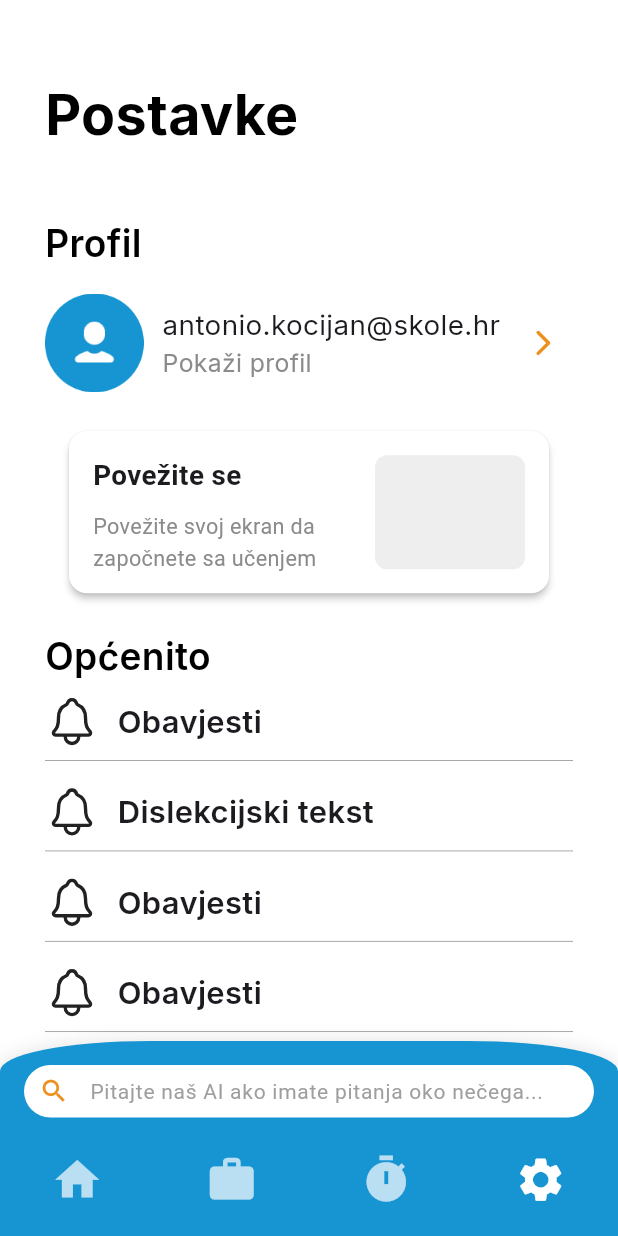
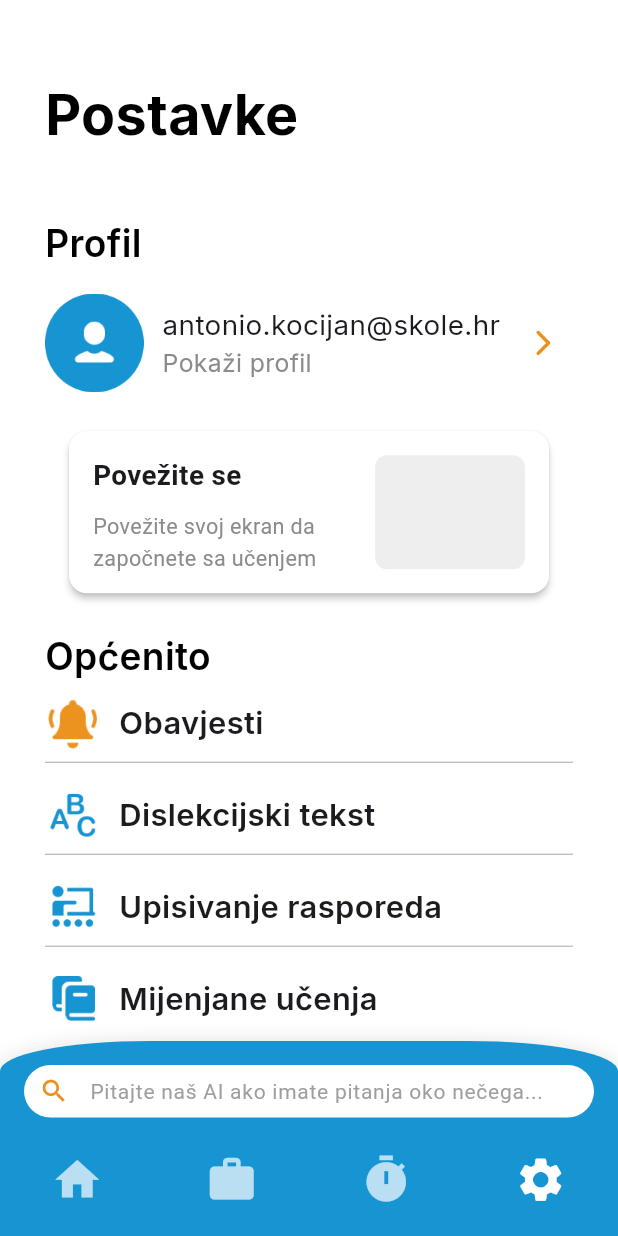
Before and after one commit to Aschmenzy/Odlikas_Flutter, a Flutter app: the SettingsPage screen opened by its route, on a phone screen of 412 x 824 dp. Run offline on Flutter 3.47's test engine with Material 3 defaults, Android fonts, the phone set to English and light mode, and no system bars; our stand-ins replace cloud_firestore, firebase_core, flutter_dotenv, google_fonts, hive_flutter, ionicons; accounts and stored records are empty.

Commit message:
Settings, SubjectPage
---------------Settings--------------------
added icons for all the settings tiles
added overflow proof for the users with longer names

--------------SubjectPage-----------------------
added a new folder subject pages, inside it a subject page and grades tile widget
optimized it for the mobile
still need to make the program text and the classmasters name more center

```diff
--- a/odlikas_mobilna/lib/pages/SettingsPages/Widgets/settingsTile.dart
+++ b/odlikas_mobilna/lib/pages/SettingsPages/Widgets/settingsTile.dart
@@ -1,15 +1,15 @@
 import 'package:flutter/material.dart';
 import 'package:google_fonts/google_fonts.dart';
-import 'package:ionicons/ionicons.dart';
+
 import 'package:odlikas_mobilna/constants/constants.dart';
 
 class SettingsTile extends StatelessWidget {
   final bool? isLast;
   final String label;
-  final IconData icon;
+  final String path;
 
   const SettingsTile(
-      {super.key, required this.label, required this.icon, this.isLast});
+      {super.key, required this.label, this.isLast, required this.path});
 
   @override
   Widget build(BuildContext context) {
@@ -17,9 +17,9 @@ class SettingsTile extends StatelessWidget {
       children: [
         Row(
           children: [
-            Icon(
-              icon,
-              size: 36,
+            Image.asset(
+              path,
+              height: MediaQuery.of(context).size.width * 0.09,
             ),
             SizedBox(width: MediaQuery.of(context).size.width * 0.03),
             Text(label,
--- a/odlikas_mobilna/lib/pages/SettingsPages/settings_page.dart
+++ b/odlikas_mobilna/lib/pages/SettingsPages/settings_page.dart
@@ -53,6 +53,7 @@ class SettingsPage extends StatelessWidget {
                   children: [
                     Text(
                       "antonio.kocijan@skole.hr",
+                      overflow: TextOverflow.ellipsis,
                       style: GoogleFonts.inter(
                           fontSize: MediaQuery.of(context).size.width * 0.045,
                           fontWeight: FontWeight.w400),
@@ -105,19 +106,23 @@ class SettingsPage extends StatelessWidget {
             SizedBox(height: MediaQuery.of(context).size.height * 0.01),
 
             SettingsTile(
-                label: "Obavjesti", icon: Ionicons.notifications_outline),
+              label: "Obavjesti",
+              path: "assets/images/notification.png",
+            ),
 
             SettingsTile(
-                label: "Dislekcijski tekst",
-                icon: Ionicons.notifications_outline),
+              label: "Dislekcijski tekst",
+              path: "assets/images/dyslexia.png",
+            ),
             SettingsTile(
-                label: "Obavjesti", icon: Ionicons.notifications_outline),
+              label: "Upisivanje rasporeda",
+              path: "assets/images/board.png",
+            ),
             SettingsTile(
-                label: "Obavjesti", icon: Ionicons.notifications_outline),
-            SettingsTile(
-                isLast: true,
-                label: "Obavjesti",
-                icon: Ionicons.notifications_outline),
+              isLast: true,
+              label: "Mijenjane učenja",
+              path: "assets/images/schedule.png",
+            ),
 
             SizedBox(height: MediaQuery.of(context).size.height * 0.023),
 
@@ -132,12 +137,19 @@ class SettingsPage extends StatelessWidget {
             SizedBox(height: MediaQuery.of(context).size.height * 0.01),
 
             SettingsTile(
-                label: "Opis ODLIKAŠA", icon: Ionicons.help_circle_outline),
+              label: "Opis ODLIKAŠA",
+              path: "assets/images/board.png",
+            ),
 
             SettingsTile(
-                label: "Centar za podršku", icon: Ionicons.help_circle_outline),
+              label: "Centar za podršku",
+              path: "assets/images/board.png",
+            ),
 
-            SettingsTile(label: "Kritike", icon: Ionicons.thumbs_down),
+            SettingsTile(
+              label: "Kritike",
+              path: "assets/images/board.png",
+            ),
           ],
         ),
       )),
```
Also changed, not shown: odlikas_mobilna/lib/pages/HomePage/Widgets/gradesCard.dart (+10 -1 lines), odlikas_mobilna/lib/pages/SubjectsPage/Widgets/gradesTile.dart (added, +103 -0 lines), odlikas_mobilna/lib/pages/SubjectsPage/subjects_page.dart (added, +131 -0 lines), odlikas_mobilna/assets/images/board.png (added), odlikas_mobilna/assets/images/dyslexia.png (added), odlikas_mobilna/assets/images/notification.png (added), odlikas_mobilna/assets/images/schedule.png (added), odlikas_mobilna/lib/pages/HomePage/Widgets/workingIdCard.dart (added), odlikas_mobilna/lib/pages/SettingsPages/profile_page.dart (added).
